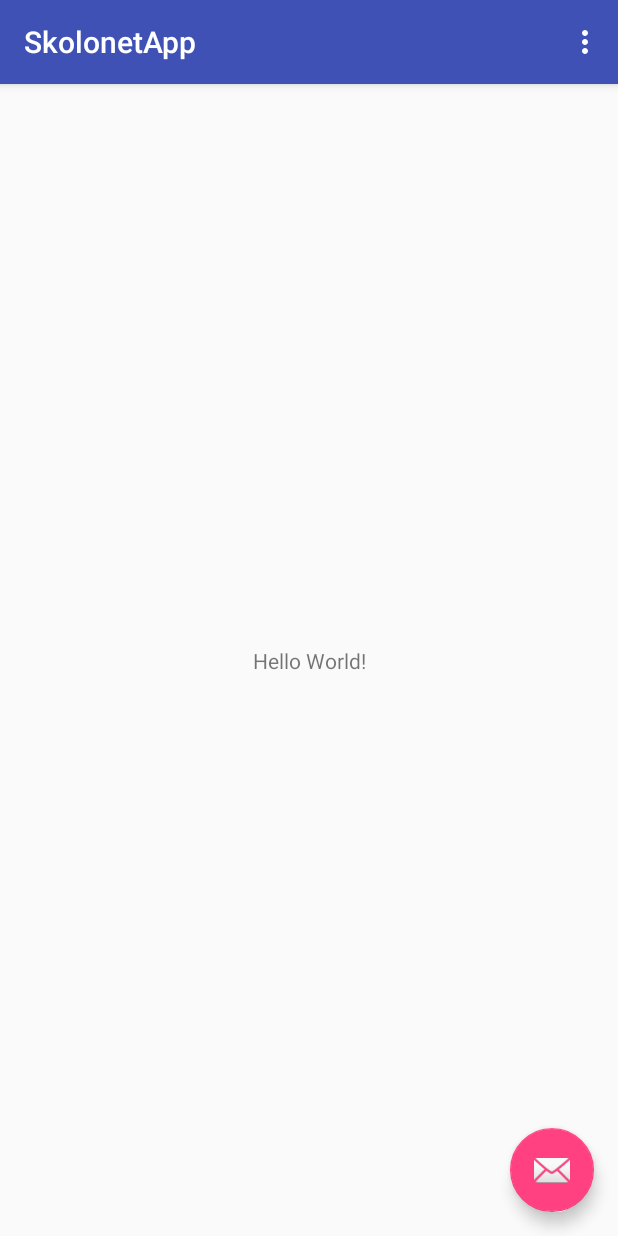
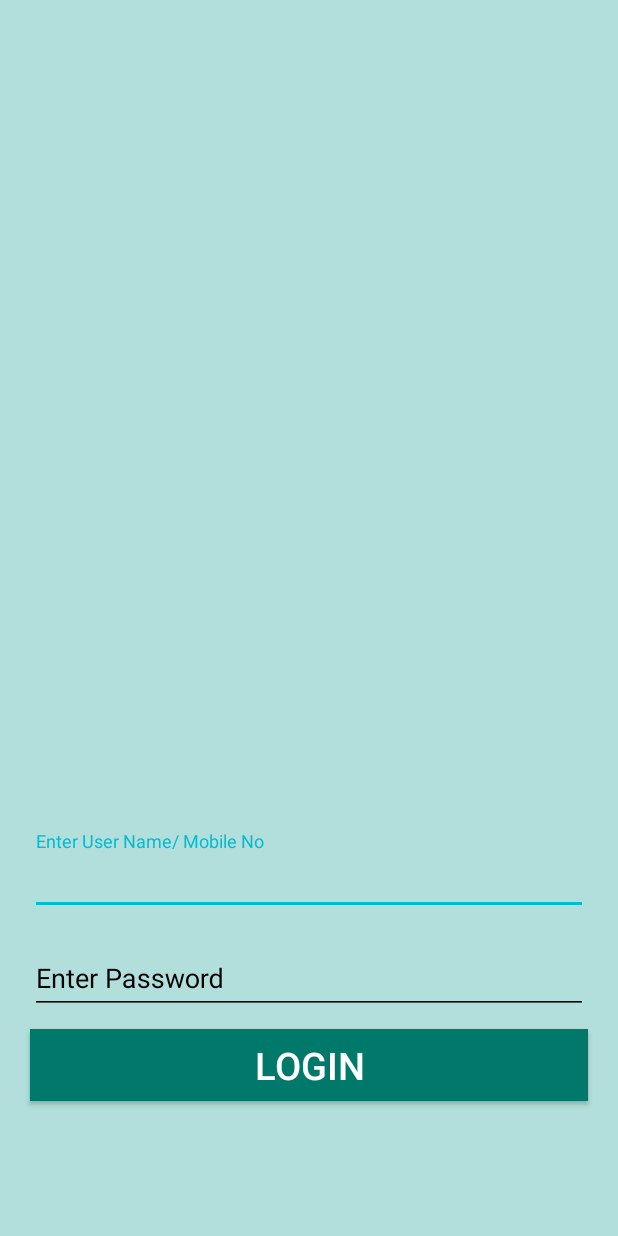
Before and after one commit to yousoftech/SkolonetApp, an Android app: the screen it shows after launch (MainActivity before the commit, LoginActivity after it), on a phone screen of 412 x 824 dp. Run offline under Robolectric (Android 15) with nearby library versions, the phone set to English and light mode, and no system bars.

Commit message:
commit work start the work and made the form.

```diff
--- a/app/build.gradle
+++ b/app/build.gradle
@@ -4,7 +4,7 @@ android {
     compileSdkVersion 26
     defaultConfig {
         applicationId "com.example.admin.skolonetapp"
-        minSdkVersion 15
+        minSdkVersion 16
         targetSdkVersion 26
         versionCode 1
         versionName "1.0"
@@ -16,10 +16,11 @@ android {
             proguardFiles getDefaultProguardFile('proguard-android.txt'), 'proguard-rules.pro'
         }
     }
+
 }
 
 dependencies {
-    implementation fileTree(dir: 'libs', include: ['*.jar'])
+    implementation fileTree(include: ['*.jar'], dir: 'libs')
     implementation 'com.android.support:appcompat-v7:26.1.0'
     implementation 'com.android.support.constraint:constraint-layout:1.0.2'
     implementation 'com.android.support:design:26.1.0'
--- /dev/null
+++ b/app/src/main/java/com/example/admin/skolonetapp/Activity/LoginActivity.java
@@ -0,0 +1,15 @@
+package com.example.admin.skolonetapp.Activity;
+
+import android.os.Bundle;
+import android.support.v7.app.AppCompatActivity;
+
+import com.example.admin.skolonetapp.R;
+
+public class LoginActivity extends AppCompatActivity {
+
+    @Override
+    protected void onCreate(Bundle savedInstanceState) {
+        super.onCreate(savedInstanceState);
+        setContentView(R.layout.activity_login);
+    }
+}
--- /dev/null
+++ b/app/src/main/res/layout/activity_login.xml
@@ -0,0 +1,75 @@
+<?xml version="1.0" encoding="utf-8"?>
+<RelativeLayout xmlns:android="http://schemas.android.com/apk/res/android"
+    xmlns:tools="http://schemas.android.com/tools"
+    android:layout_width="match_parent"
+    android:layout_height="match_parent"
+    android:background="@color/colorPrimaryLight"
+    tools:context="com.example.admin.skolonetapp.Activity.LoginActivity">
+
+    <RelativeLayout
+        android:id="@+id/relativeLogin"
+        android:layout_width="match_parent"
+        android:layout_height="wrap_content"
+        android:layout_alignParentBottom="true"
+        android:layout_marginBottom="80dp">
+
+        <android.support.design.widget.TextInputLayout
+            android:id="@+id/UserEmailId"
+            android:layout_width="match_parent"
+            android:layout_height="wrap_content"
+            android:layout_marginLeft="20dp"
+            android:layout_marginRight="20dp"
+            android:layout_marginTop="10dp"
+            android:textColorHint="#000">
+
+            <EditText
+                android:id="@+id/EdtUserEmailId"
+                android:layout_width="match_parent"
+                android:layout_height="wrap_content"
+                android:backgroundTint="#000"
+                android:hint="Enter User Name/ Mobile No"
+                android:singleLine="true"
+                android:textColor="#000"
+                android:textColorHint="#000" />
+        </android.support.design.widget.TextInputLayout>
+
+
+        <android.support.design.widget.TextInputLayout
+            android:id="@+id/UserPassword"
+            android:layout_width="match_parent"
+            android:layout_height="wrap_content"
+            android:layout_below="@+id/UserEmailId"
+            android:layout_marginLeft="20dp"
+            android:layout_marginRight="20dp"
+            android:layout_marginTop="10dp"
+            android:textColorHint="#000">
+
+            <EditText
+                android:id="@+id/EdtUserPassword"
+                android:layout_width="match_parent"
+                android:layout_height="wrap_content"
+                android:backgroundTint="#000"
+                android:hint="Enter Password"
+                android:singleLine="true"
+                android:textColor="#000"
+                android:textColorHint="#000" />
+        </android.support.design.widget.TextInputLayout>
+
+        <Button
+            android:id="@+id/btnLogin"
+            android:layout_width="match_parent"
+            android:layout_height="wrap_content"
+            android:layout_alignParentRight="true"
+            android:layout_below="@+id/UserPassword"
+            android:layout_marginBottom="10dp"
+            android:layout_marginLeft="20dp"
+            android:layout_marginRight="20dp"
+            android:layout_marginTop="10dp"
+            android:background="@color/colorPrimaryDark"
+            android:text="Login"
+            android:textColor="@color/colorText"
+            android:textSize="25sp" />
+
+
+    </RelativeLayout>
+</RelativeLayout>
--- a/app/src/main/res/values/colors.xml
+++ b/app/src/main/res/values/colors.xml
@@ -1,6 +1,11 @@
 <?xml version="1.0" encoding="utf-8"?>
 <resources>
-    <color name="colorPrimary">#3F51B5</color>
-    <color name="colorPrimaryDark">#303F9F</color>
-    <color name="colorAccent">#FF4081</color>
+    <color name="colorPrimary">#009688</color>
+    <color name="colorPrimaryDark">#00796B</color>
+    <color name="colorAccent">#00BCD4</color>
+    <color name="colorPrimaryLight">#B2DFDB</color>
+    <color name="colorSecondaryText">#757575</color>
+    <color name="colorText">#FFFFFF</color>
+    <color name="colorPrimaryText">#212121</color>
+    <color name="colorDivider">#BDBDBD</color>
 </resources>
--- a/app/src/main/res/values/strings.xml
+++ b/app/src/main/res/values/strings.xml
@@ -1,4 +1,5 @@
 <resources>
     <string name="app_name">SkolonetApp</string>
     <string name="action_settings">Settings</string>
+    <string name="title_activity_other">OtherActivity</string>
 </resources>
--- a/app/src/main/res/values/styles.xml
+++ b/app/src/main/res/values/styles.xml
@@ -1,7 +1,7 @@
 <resources>
 
     <!-- Base application theme. -->
-    <style name="AppTheme" parent="Theme.AppCompat.Light.DarkActionBar">
+    <style name="AppTheme" parent="Theme.AppCompat.Light.NoActionBar">
         <!-- Customize your theme here. -->
         <item name="colorPrimary">@color/colorPrimary</item>
         <item name="colorPrimaryDark">@color/colorPrimaryDark</item>
```
Also changed, not shown: app/src/main/AndroidManifest.xml (+7 -4 lines), app/src/main/java/com/example/admin/skolonetapp/Activity/PartyActivity.java (added, +15 -0 lines), app/src/main/java/com/example/admin/skolonetapp/Activity/SankulActivity.java (added, +15 -0 lines), app/src/main/java/com/example/admin/skolonetapp/Activity/School_ClassisActivity.java (added, +15 -0 lines), app/src/main/java/com/example/admin/skolonetapp/Activity/SplashActivity.java (added, +15 -0 lines), app/src/main/res/layout/activity_other.xml (added, +9 -0 lines), app/src/main/res/layout/activity_party.xml (added, +9 -0 lines), app/src/main/res/layout/activity_sankul.xml (added, +9 -0 lines), app/src/main/res/layout/activity_school__classis.xml (added, +156 -0 lines), app/src/main/res/layout/activity_splash.xml (added, +10 -0 lines).
